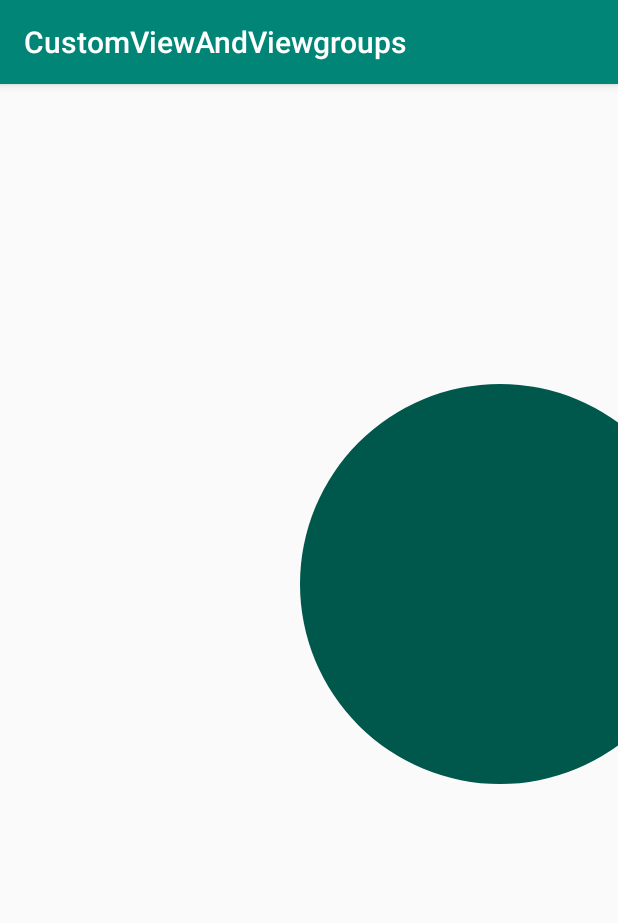
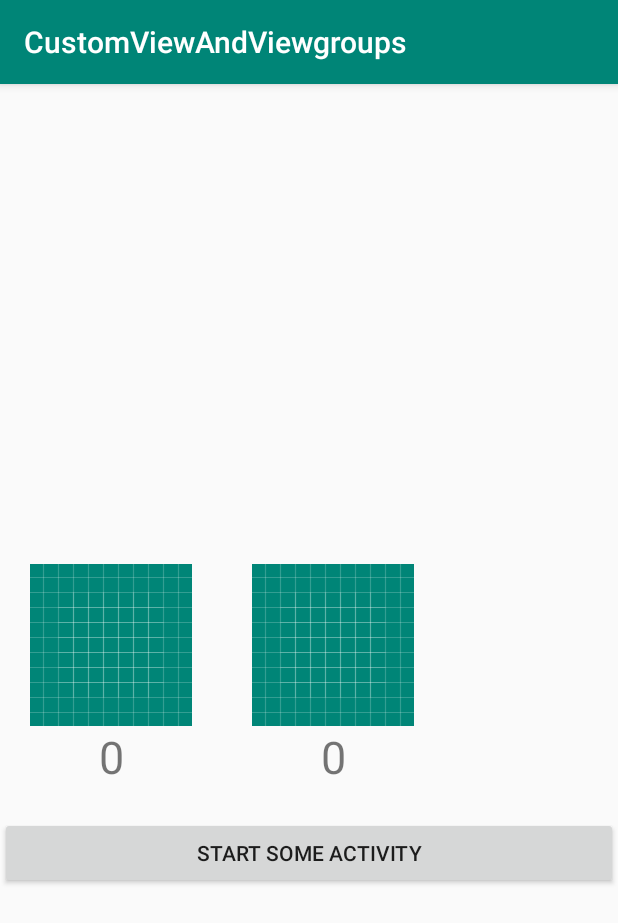
Before and after one commit to tobyhoskinsdev/CustomViewAndViewgroups, an Android app: the screen it shows after launch (MainActivity), on a phone screen of 412 x 824 dp. Shown: the top 923 px of the screen. Run offline under Robolectric (Android 15) with nearby library versions, the phone set to English and light mode, and no system bars.

Commit message:
added compound views and animations

```diff
--- a/app/src/main/AndroidManifest.xml
+++ b/app/src/main/AndroidManifest.xml
@@ -9,6 +9,7 @@
         android:roundIcon="@mipmap/ic_launcher_round"
         android:supportsRtl="true"
         android:theme="@style/AppTheme">
+        <activity android:name=".SomeActivity"></activity>
         <activity android:name=".MainActivity">
             <intent-filter>
                 <action android:name="android.intent.action.MAIN" />
--- /dev/null
+++ b/app/src/main/java/examples/aaronhoskins/com/customviewandviewgroups/CompoundView.java
@@ -0,0 +1,70 @@
+package examples.aaronhoskins.com.customviewandviewgroups;
+
+import android.content.Context;
+import android.support.annotation.Nullable;
+import android.util.AttributeSet;
+import android.view.View;
+import android.widget.LinearLayout;
+import android.widget.TextView;
+
+public class CompoundView extends LinearLayout implements View.OnClickListener {
+    TextView tvCounterOne;
+    TextView tvCounterTwo;
+    int counterOneValue = 0;
+    int counterTwoValue = 0;
+    public CompoundView(Context context) {
+        this(context, null);
+    }
+
+    public CompoundView(Context context, @Nullable AttributeSet attrs) {
+        this(context, attrs, 0);
+    }
+
+    public CompoundView(Context context, @Nullable AttributeSet attrs, int defStyleAttr) {
+        super(context, attrs, defStyleAttr);
+        init();
+    }
+
+    @Override
+    protected void onLayout(boolean changed, int l, int t, int r, int b) {
+        super.onLayout(changed, l, t, r, b);
+    }
+
+    private void init() {
+        inflate(getContext(), R.layout.compound_layout, this);
+        tvCounterOne = findViewById(R.id.tvCounterOne);
+        tvCounterTwo = findViewById(R.id.tvCounterTwo);
+        tvCounterOne.setOnClickListener(this);
+        tvCounterTwo.setOnClickListener(this);
+    }
+
+    public void setCounterOne(int counter) {
+        tvCounterOne.setText(String.valueOf(counter));
+        counterOneValue = counter;
+    }
+
+    public void setCounterTwo(int counter) {
+        tvCounterTwo.setText(String.valueOf(counter));
+        counterTwoValue = counter;
+    }
+
+    public void addOneCounterOne() {
+        tvCounterOne.setText(String.valueOf(counterOneValue++));
+    }
+
+    public void addOneCounterTwo() {
+        tvCounterTwo.setText(String.valueOf(counterTwoValue++));
+    }
+
+    @Override
+    public void onClick(View v) {
+        switch (v.getId()) {
+            case R.id.tvCounterOne:
+                addOneCounterOne();
+                break;
+            case R.id.tvCounterTwo:
+                addOneCounterTwo();
+                break;
+        }
+    }
+}
--- a/app/src/main/java/examples/aaronhoskins/com/customviewandviewgroups/MainActivity.java
+++ b/app/src/main/java/examples/aaronhoskins/com/customviewandviewgroups/MainActivity.java
@@ -1,10 +1,17 @@
 package examples.aaronhoskins.com.customviewandviewgroups;
 
+import android.content.Intent;
 import android.support.v7.app.AppCompatActivity;
 import android.os.Bundle;
+import android.view.View;
+import android.view.animation.Animation;
+import android.view.animation.AnimationUtils;
 
-public class MainActivity extends AppCompatActivity {
+import java.lang.annotation.Annotation;
+
+public class MainActivity extends AppCompatActivity{
     Circle circle;
+    CompoundView compoundView;
 
     @Override
     protected void onCreate(Bundle savedInstanceState) {
@@ -12,5 +19,26 @@ public class MainActivity extends AppCompatActivity {
         setContentView(R.layout.activity_main);
 
         circle = findViewById(R.id.circle);
+        compoundView = findViewById(R.id.cmpCompoundView);
+
+        Animation circleAnimation = AnimationUtils.loadAnimation(this, R.anim.pivot);
+        circle.startAnimation(circleAnimation);
+
+        compoundView.setCounterOne(0);
+        compoundView.setCounterTwo(0);
+
+
+    }
+
+
+    public void onClick(View v) {
+        startActivity(new Intent(this, SomeActivity.class));
+        overridePendingTransition(R.anim.slide_right, R.anim.slide_left);
+    }
+
+    @Override
+    protected void onStop() {
+        super.onStop();
+
     }
 }
--- /dev/null
+++ b/app/src/main/java/examples/aaronhoskins/com/customviewandviewgroups/SomeActivity.java
@@ -0,0 +1,13 @@
+package examples.aaronhoskins.com.customviewandviewgroups;
+
+import android.support.v7.app.AppCompatActivity;
+import android.os.Bundle;
+
+public class SomeActivity extends AppCompatActivity {
+
+    @Override
+    protected void onCreate(Bundle savedInstanceState) {
+        super.onCreate(savedInstanceState);
+        setContentView(R.layout.activity_some);
+    }
+}
--- /dev/null
+++ b/app/src/main/res/anim/pivot.xml
@@ -0,0 +1,36 @@
+<?xml version="1.0" encoding="utf-8"?>
+<set xmlns:android="http://schemas.android.com/apk/res/android">
+<scale
+    xmlns:android="http://schemas.android.com/apk/res/android"
+    android:fromXScale="1"
+    android:toXScale="0"
+    android:fromYScale="1"
+    android:toYScale="0"
+    android:pivotX="80%"
+    android:pivotY="80%"
+    android:duration="1200"
+    android:repeatMode = "reverse"
+    android:repeatCount="infinite"
+    />
+
+    <translate
+        android:fromXDelta="-100%"
+        android:toXDelta="0%"
+        android:fromYDelta="0%"
+        android:toYDelta="0%"
+        android:duration="700"
+        android:repeatMode = "reverse"
+        android:repeatCount="infinite"/>
+
+    <rotate xmlns:android="http://schemas.android.com/apk/res/android"
+        android:fromDegrees="270"
+        android:toDegrees="10"
+        android:pivotX="50%"
+        android:pivotY="70%"
+        android:duration="700"
+        android:repeatMode = "reverse"
+        android:repeatCount="infinite"
+        />
+
+
+</set>
--- /dev/null
+++ b/app/src/main/res/anim/rotatate.xml
@@ -0,0 +1,11 @@
+<?xml version="1.0" encoding="utf-8"?>
+<set xmlns:android="http://schemas.android.com/apk/res/android">
+    <rotate xmlns:android="http://schemas.android.com/apk/res/android"
+        android:fromDegrees="90"
+        android:toDegrees="90"
+        android:pivotX="50%"
+        android:pivotY="50%"
+        >
+    </rotate>
+
+</set>
--- /dev/null
+++ b/app/src/main/res/anim/slide_left.xml
@@ -0,0 +1,9 @@
+<?xml version="1.0" encoding="utf-8"?>
+<set xmlns:android="http://schemas.android.com/apk/res/android">
+    <translate
+        android:fromXDelta="0%"
+        android:toXDelta="100%"
+        android:fromYDelta="0%"
+        android:toYDelta="0%"
+        android:duration="700" />
+</set>
--- /dev/null
+++ b/app/src/main/res/anim/slide_right.xml
@@ -0,0 +1,9 @@
+<?xml version="1.0" encoding="utf-8"?>
+<set xmlns:android="http://schemas.android.com/apk/res/android">
+    <translate
+        android:fromXDelta="-100%"
+        android:toXDelta="0%"
+        android:fromYDelta="0%"
+        android:toYDelta="0%"
+        android:duration="700"/>
+</set>
--- /dev/null
+++ b/app/src/main/res/drawable/color_gradiant.xml
@@ -0,0 +1,9 @@
+<?xml version="1.0" encoding="utf-8"?>
+<shape
+    xmlns:android="http://schemas.android.com/apk/res/android"
+    android:shape="oval">
+    <gradient android:type="radial"
+        android:gradientRadius="250"
+        android:startColor="#e1e1"
+        android:endColor="#14365f" />
+</shape>
--- a/app/src/main/res/layout/activity_main.xml
+++ b/app/src/main/res/layout/activity_main.xml
@@ -9,11 +9,24 @@
 
     <examples.aaronhoskins.com.customviewandviewgroups.Circle
         android:id="@+id/circle"
-        android:layout_width="match_parent"
-        android:layout_height="match_parent"
+        android:layout_width="300dp"
+        android:layout_height="300dp"
         app:fillColor="@color/colorPrimaryDark"
+        android:background="@drawable/color_gradiant"
         app:radius="700"
         app:positionX = "500"
         app:positionY = "500"/>
 
+    <examples.aaronhoskins.com.customviewandviewgroups.CompoundView
+        android:id="@+id/cmpCompoundView"
+        android:layout_width="match_parent"
+        android:layout_height="wrap_content"/>
+
+    <Button
+        android:id="@+id/btnStartSomeActivity"
+        android:layout_width="match_parent"
+        android:layout_height="wrap_content"
+        android:text="Start some activity"
+        android:onClick="onClick"/>
+
 </LinearLayout>
--- /dev/null
+++ b/app/src/main/res/layout/activity_some.xml
@@ -0,0 +1,9 @@
+<?xml version="1.0" encoding="utf-8"?>
+<android.support.constraint.ConstraintLayout xmlns:android="http://schemas.android.com/apk/res/android"
+    xmlns:app="http://schemas.android.com/apk/res-auto"
+    xmlns:tools="http://schemas.android.com/tools"
+    android:layout_width="match_parent"
+    android:layout_height="match_parent"
+    tools:context=".SomeActivity">
+
+</android.support.constraint.ConstraintLayout>
--- /dev/null
+++ b/app/src/main/res/layout/compound_layout.xml
@@ -0,0 +1,26 @@
+<?xml version="1.0" encoding="utf-8"?>
+<merge
+    xmlns:android="http://schemas.android.com/apk/res/android"
+    android:layout_width="match_parent"
+    android:layout_height="match_parent"
+    android:orientation = "vertical">
+
+    <TextView
+        android:id="@+id/tvCounterOne"
+        android:layout_width="wrap_content"
+        android:layout_height="wrap_content"
+        android:textSize="30sp"
+        android:drawableTop="@drawable/ic_launcher_background"
+        android:textAlignment="center"
+        android:layout_margin="20dp"/>
+
+    <TextView
+        android:id="@+id/tvCounterTwo"
+        android:layout_width="wrap_content"
+        android:layout_height="wrap_content"
+        android:textSize="30sp"
+        android:drawableTop="@drawable/ic_launcher_background"
+        android:textAlignment="center"
+        android:layout_margin="20dp"/>
+
+</merge>
--- a/app/src/main/res/values/attrs.xml
+++ b/app/src/main/res/values/attrs.xml
@@ -2,7 +2,7 @@
 <resources>
     <declare-styleable name="Circle">
         <attr name="radius" format="integer"/>
-        <attr name="fillColor" format="color"/>
+        <attr name="fillColor" format="integer"/>
         <attr name="positionX" format="integer"/>
         <attr name="positionY" format="integer"/>
     </declare-styleable>
```
